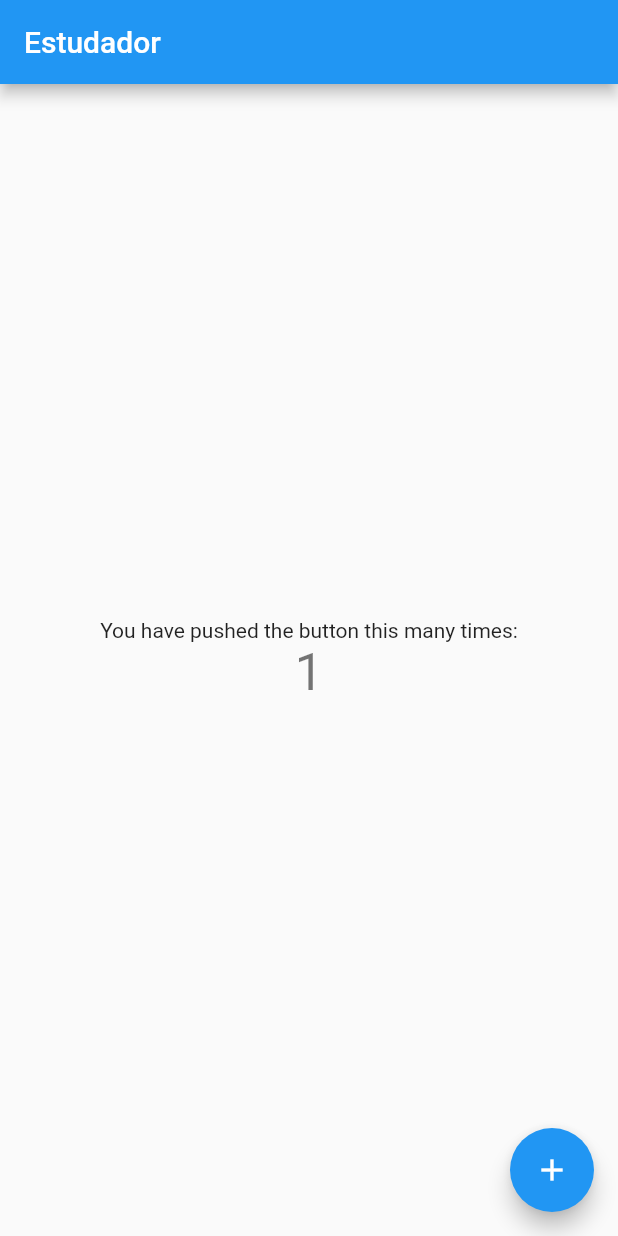
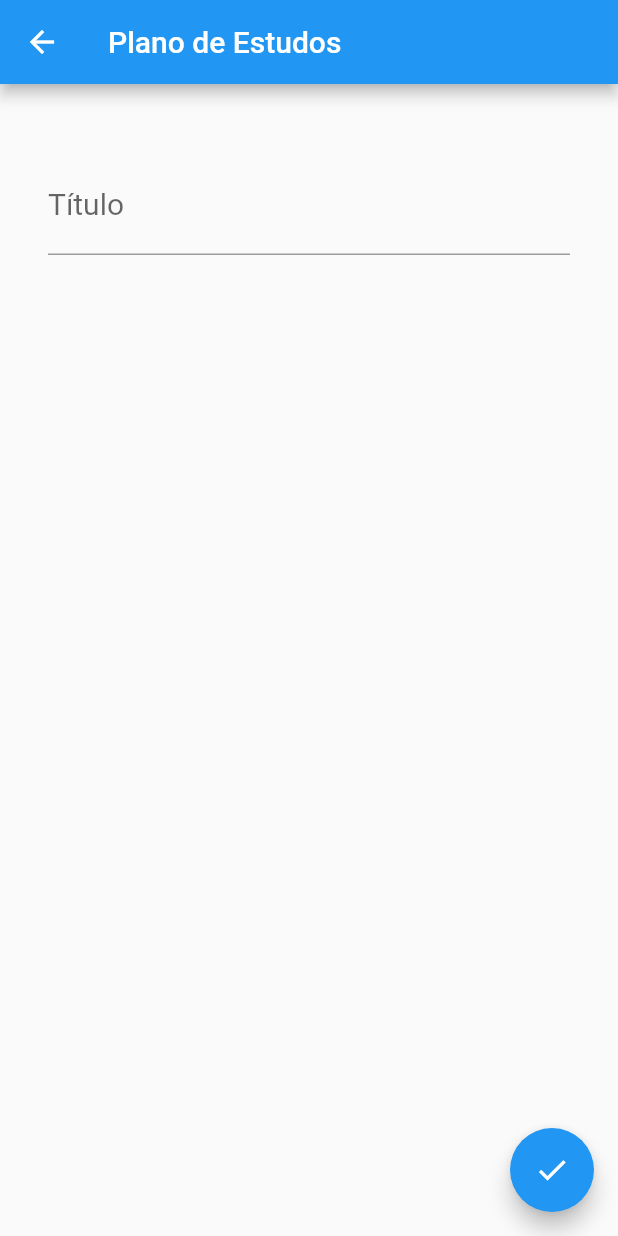
Before and after one commit to brunolopeschagas/Estudador, a Flutter app: the screen it shows after launch, after a tap on the "add" icon, on a phone screen of 412 x 824 dp. Run offline on Flutter 3.47's test engine with Material 2 defaults, Android fonts, the phone set to English and light mode, and no system bars; our stand-ins replace splashscreen.

Commit message:
iniciada o cadastro de planos de estudo

```diff
--- /dev/null
+++ b/lib/models/model.dart
@@ -0,0 +1,9 @@
+abstract class Model<T> {
+  T fromJson(Map<String, dynamic> json);
+  Map<String, dynamic> toJson();
+
+  @override
+  String toString() {
+    return this.toJson().toString();
+  }
+}
--- /dev/null
+++ b/lib/models/nivelmodel.dart
@@ -0,0 +1,19 @@
+import 'model.dart';
+
+class NivelModel extends Model<NivelModel> {
+  String descricao;
+  int qtdHoras;
+
+  @override
+  NivelModel fromJson(Map<String, dynamic> json) {
+    this.descricao = json['descricao'];
+    this.qtdHoras = json['qtdHoras'];
+  }
+
+  @override
+  Map<String, dynamic> toJson() {
+    Map<String, dynamic> json = Map();
+    json['descricao'] = this.descricao;
+    json['qtdHoras'] = this.qtdHoras;
+  }
+}
--- /dev/null
+++ b/lib/models/planoestudomodel.dart
@@ -0,0 +1,30 @@
+import 'package:estudador/models/model.dart';
+
+import 'nivelmodel.dart';
+
+class PlanoEstudoModel extends Model<PlanoEstudoModel> {
+  String titulo;
+  int tempoEstudado;
+  List<NivelModel> niveis = [];
+  NivelModel nivelAtual;
+
+  get json => null;
+
+  @override
+  PlanoEstudoModel fromJson(Map<String, dynamic> json) {
+    this.titulo = json['titulo'];
+    this.tempoEstudado = json['tempoEstudado'];
+    this.niveis = json['niveis'];
+    this.nivelAtual = json['nivelAtual'];
+  }
+
+  @override
+  Map<String, dynamic> toJson() {
+    Map<String, dynamic> json = Map();
+    json['titulo'] = this.titulo;
+    json['tempoEstudado'] = this.tempoEstudado;
+    json['niveis'] = this.niveis;
+    json['nivelAtual'] = this.nivelAtual;
+    return json;
+  }
+}
--- a/lib/widgets/home.dart
+++ b/lib/widgets/home.dart
@@ -1,3 +1,4 @@
+import 'package:estudador/widgets/planoestudo.dart';
 import 'package:flutter/material.dart';
 
 class HomePage extends StatefulWidget {
@@ -10,37 +11,22 @@ class HomePage extends StatefulWidget {
 }
 
 class _HomePageState extends State<HomePage> {
-  int _counter = 0;
-
-  void _incrementCounter() {
-    setState(() {
-      _counter++;
-    });
-  }
-
   @override
   Widget build(BuildContext context) {
     return Scaffold(
       appBar: AppBar(
-        title: Text("Estudador"),
-      ),
-      body: Center(
-        child: Column(
-          mainAxisAlignment: MainAxisAlignment.center,
-          children: <Widget>[
-            Text(
-              'You have pushed the button this many times:',
-            ),
-            Text(
-              '$_counter',
-              style: Theme.of(context).textTheme.headline4,
-            ),
-          ],
-        ),
+        title: Text("BLEstudos"),
       ),
       floatingActionButton: FloatingActionButton(
-        onPressed: _incrementCounter,
-        tooltip: 'Increment',
+        tooltip: 'Adicionar',
+        onPressed: () {
+          Navigator.push(
+            context,
+            MaterialPageRoute(
+              builder: (context) => PlanoEstudoPage(),
+            ),
+          );
+        },
         child: Icon(Icons.add),
       ),
     );
--- /dev/null
+++ b/lib/widgets/planoestudo.dart
@@ -0,0 +1,47 @@
+import 'package:estudador/models/planoestudomodel.dart';
+import 'package:flutter/material.dart';
+import 'package:flutter/widgets.dart';
+
+class PlanoEstudoPage extends StatefulWidget {
+  _PlanoEstudoPageState createState() => _PlanoEstudoPageState();
+}
+
+class _PlanoEstudoPageState extends State<PlanoEstudoPage> {
+  PlanoEstudoModel _planoEstudo = PlanoEstudoModel();
+
+  _save() {}
+
+  @override
+  Widget build(BuildContext context) {
+    return Scaffold(
+      appBar: AppBar(
+        title: Text('Plano de Estudos'),
+      ),
+      body: ListView(
+        padding: EdgeInsets.only(top: 48, left: 32, right: 32),
+        children: <Widget>[
+          Container(
+            margin: EdgeInsets.only(bottom: 8),
+            child: TextFormField(
+              keyboardType: TextInputType.text,
+              textCapitalization: TextCapitalization.words,
+              decoration: InputDecoration(
+                labelText: "Título",
+              ),
+              style: TextStyle(fontSize: 20),
+              onChanged: (value) {
+                setState(() {
+                  _planoEstudo.titulo = value;
+                });
+              },
+            ),
+          ),
+        ],
+      ),
+      floatingActionButton: FloatingActionButton(
+        onPressed: () => _save(),
+        child: Icon(Icons.check),
+      ),
+    );
+  }
+}
```
